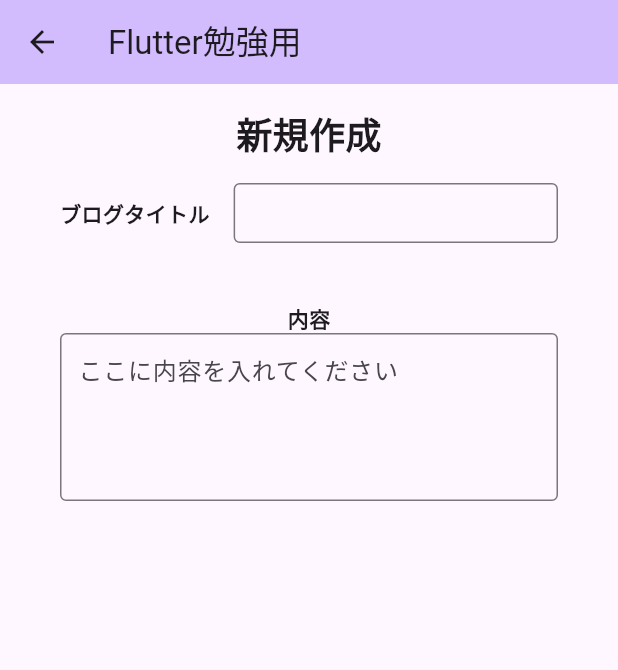
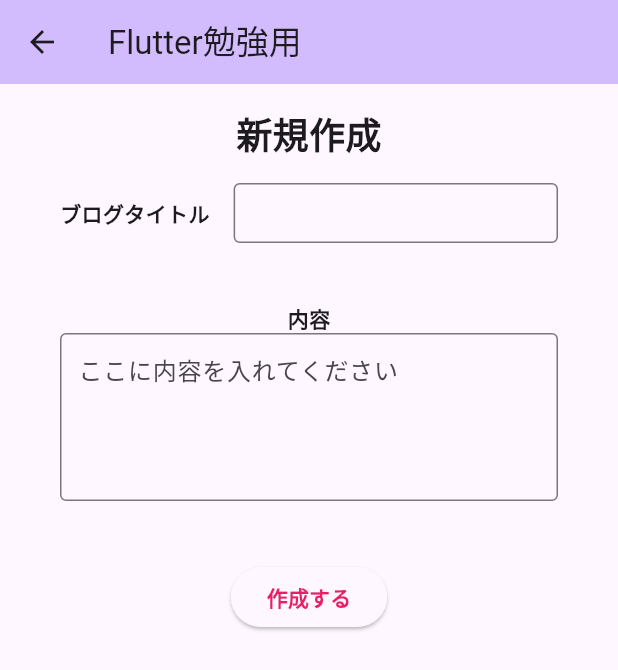
Before and after one commit to moeka-okubo/flutter-playground, a Flutter app: the screen it shows after launch, after a tap on "新規で作成する", on a phone screen of 412 x 824 dp. Shown: the top 670 px of the screen. Run offline on Flutter 3.47's test engine with Material 2 defaults, Android fonts, the phone set to English and light mode, and no system bars; our stand-ins replace shared_preferences.

Commit message:
データを引っ張ってこれた気がした

```diff
--- a/my_flutter_app/lib/components/article_input.dart
+++ b/my_flutter_app/lib/components/article_input.dart
@@ -1,10 +1,12 @@
 import 'package:flutter/material.dart';
 
 class ArticleInput extends StatefulWidget {
+  final TextEditingController? controller;
   final String hintText;
   final bool isMultiLine;
   const ArticleInput({
     super.key,
+    this.controller,
     this.hintText = '',
     this.isMultiLine = false,
   });
@@ -18,6 +20,7 @@ class _ArticleInputState extends State<ArticleInput> {
   Widget build(BuildContext context) {
     if (widget.isMultiLine) {
       return TextField(
+        controller: widget.controller,
         decoration: InputDecoration(
           hintText: widget.hintText,
           border: const OutlineInputBorder(),
@@ -33,6 +36,7 @@ class _ArticleInputState extends State<ArticleInput> {
       );
     } else {
       return TextFormField(
+        controller: widget.controller,
         decoration: InputDecoration(
           hintText: widget.hintText,
           border: const OutlineInputBorder(),
--- a/my_flutter_app/lib/main.dart
+++ b/my_flutter_app/lib/main.dart
@@ -1,4 +1,5 @@
 import 'package:flutter/material.dart';
+import 'package:shared_preferences/shared_preferences.dart';
 import 'pages/top_page.dart';
 import 'pages/detail_page.dart';
 import 'pages/create_page.dart';
@@ -7,6 +8,7 @@ void main() {
   runApp(const MyApp());
 }
 
+// 記事データ(モック)
 List<Article> generateArticles(int count) {
   return List.generate(
       count,
@@ -36,6 +38,22 @@ class Article {
       required this.date});
 }
 
+// 記事データ(保存したやつ)
+Future<List<String>> getAllSavedData() async {
+  final prefs = await SharedPreferences.getInstance();
+  final keys = prefs.getKeys();
+
+  return keys.where((String key) => key.startsWith('data_')).map((String key) {
+    return prefs.getString(key) ?? '';
+  }).toList();
+}
+
+Future<String?> getSingleData(String timestamp) async {
+  final prefs = await SharedPreferences.getInstance();
+  return prefs.getString('data_$timestamp');
+}
+
+// 共通レイアウトの作成
 class BasePage extends StatefulWidget {
   final String title;
   final Widget child;
@@ -48,6 +66,21 @@ class BasePage extends StatefulWidget {
 }
 
 class _BasePageState extends State<BasePage> {
+  late List<String> _allSavedData = [];
+
+  @override
+  void initState() {
+    super.initState();
+    _loadAllData();
+  }
+
+  void _loadAllData() async {
+    List<String> allData = await getAllSavedData();
+    setState(() {
+      _allSavedData = allData;
+    });
+  }
+
   @override
   Widget build(BuildContext context) {
     return Scaffold(
@@ -80,6 +113,7 @@ class _BasePageState extends State<BasePage> {
   }
 }
 
+// 共通レイアウトと個別レイアウトの当て込み
 class MyApp extends StatelessWidget {
   const MyApp({super.key});
 
@@ -92,8 +126,24 @@ class MyApp extends StatelessWidget {
         useMaterial3: true,
       ),
       routes: {
-        '/': (context) => TopPage(articles: articles),
-        '/create': (context) => CreatePage(),
+        '/': (context) => FutureBuilder<List<String>>(
+              future: getAllSavedData(),
+              builder:
+                  (BuildContext context, AsyncSnapshot<List<String>> snapshot) {
+                if (snapshot.connectionState == ConnectionState.done) {
+                  if (snapshot.hasError) {
+                    return const Center(child: Text('エラーが発生しました'));
+                  } else if (snapshot.hasData) {
+                    return TopPage(
+                        articles: articles, allData: snapshot.data ?? []);
+                  }
+                }
+                return const Center(
+                  child: CircularProgressIndicator(),
+                );
+              },
+            ),
+        '/create': (context) => const CreatePage(),
       },
       onGenerateRoute: (settings) {
         final uri = Uri.parse(settings.name!);
--- a/my_flutter_app/lib/pages/create_page.dart
+++ b/my_flutter_app/lib/pages/create_page.dart
@@ -1,6 +1,9 @@
+import 'dart:math';
+
 import 'package:flutter/material.dart';
 import 'package:my_flutter_app/components/article_input.dart';
 import 'package:my_flutter_app/main.dart';
+import 'package:shared_preferences/shared_preferences.dart';
 
 class CreatePage extends StatefulWidget {
   const CreatePage({super.key});
@@ -10,9 +13,11 @@ class CreatePage extends StatefulWidget {
 }
 
 class _CreatePageState extends State<CreatePage> {
+  TextEditingController titleController = TextEditingController();
+  TextEditingController detailController = TextEditingController();
   @override
   Widget build(BuildContext context) {
-    return const BasePage(
+    return BasePage(
       title: '新規作成',
       child: Column(
         children: <Widget>[
@@ -28,7 +33,7 @@ class _CreatePageState extends State<CreatePage> {
                 ),
               ),
               Expanded(
-                child: ArticleInput(),
+                child: ArticleInput(controller: titleController),
               ),
             ],
           ),
@@ -42,11 +47,47 @@ class _CreatePageState extends State<CreatePage> {
             ),
           ),
           ArticleInput(
+            controller: detailController,
             hintText: 'ここに内容を入れてください',
             isMultiLine: true,
+          ),
+          Container(
+            margin: const EdgeInsets.only(top: 40),
+            child: ElevatedButton(
+              onPressed: () {
+                saveFormData(titleController.text, detailController.text);
+              },
+              style: ElevatedButton.styleFrom(
+                  backgroundColor: Theme.of(context).cardColor,
+                  foregroundColor: Colors.pink),
+              child: Text(
+                '作成する',
+                style: TextStyle(
+                  fontWeight: FontWeight.bold,
+                ),
+              ),
+            ),
           ),
         ],
       ),
     );
   }
 }
+
+void saveFormData(String textFieldValue1, String textFieldValue2) async {
+  final DateTime now = DateTime.now();
+  final String timestamp = now.toIso8601String(); // ISO8601形式の日時文字列
+
+  Random random = Random();
+  int randomNumber = random.nextInt(90000000) + 10000000;
+  String id = randomNumber.toString();
+  // JSON形式の文字列として保存
+  String dataToSave =
+      '{"id": "$id","title": "$textFieldValue1", "detail": "$textFieldValue2", "date": "$timestamp"}';
+  _saveData('data_$timestamp', dataToSave); // キーにタイムスタンプを使う
+}
+
+void _saveData(String key, String value) async {
+  final prefs = await SharedPreferences.getInstance();
+  await prefs.setString(key, value);
+}
--- a/my_flutter_app/lib/pages/top_page.dart
+++ b/my_flutter_app/lib/pages/top_page.dart
@@ -5,8 +5,13 @@ import 'package:my_flutter_app/main.dart';
 class TopPage extends StatefulWidget {
   final double cardSpacingHorizontal = 16;
   final List<Article> articles;
+  final List<String> allData;
 
-  const TopPage({super.key, required this.articles});
+  const TopPage({
+    super.key,
+    required this.articles,
+    required this.allData,
+  });
 
   @override
   State<TopPage> createState() => _TopPageState();
@@ -16,6 +21,8 @@ class _TopPageState extends State<TopPage> {
   @override
   Widget build(BuildContext context) {
     int length = widget.articles.length;
+    print('ここがtopに来ているところ');
+    print(widget.allData);
     return BasePage(
       title: 'トップページ',
       child: Column(
--- a/my_flutter_app/pubspec.yaml
+++ b/my_flutter_app/pubspec.yaml
@@ -30,6 +30,7 @@ environment:
 dependencies:
   flutter:
     sdk: flutter
+  shared_preferences: ^2.0.13
 
 
   # The following adds the Cupertino Icons font to your application.
```
Also changed, not shown: my_flutter_app/pubspec.lock, 1 other file.
